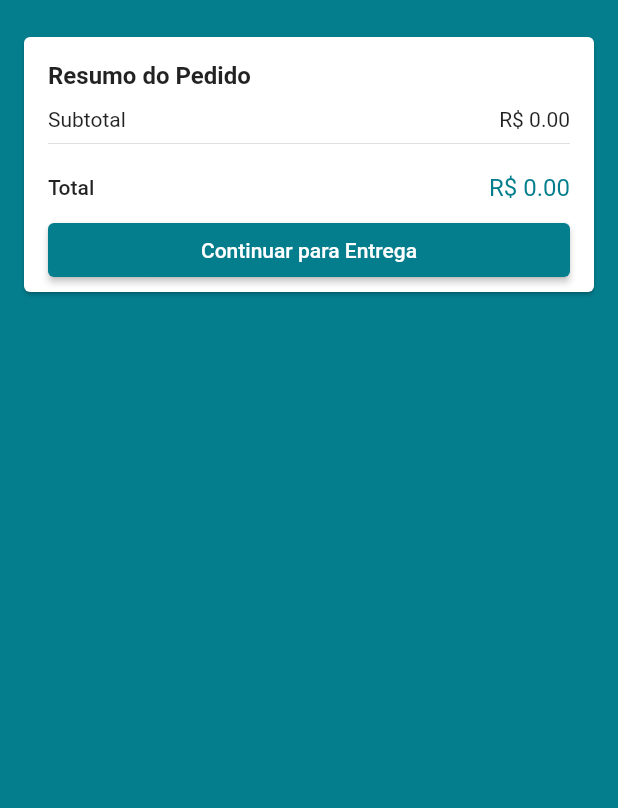
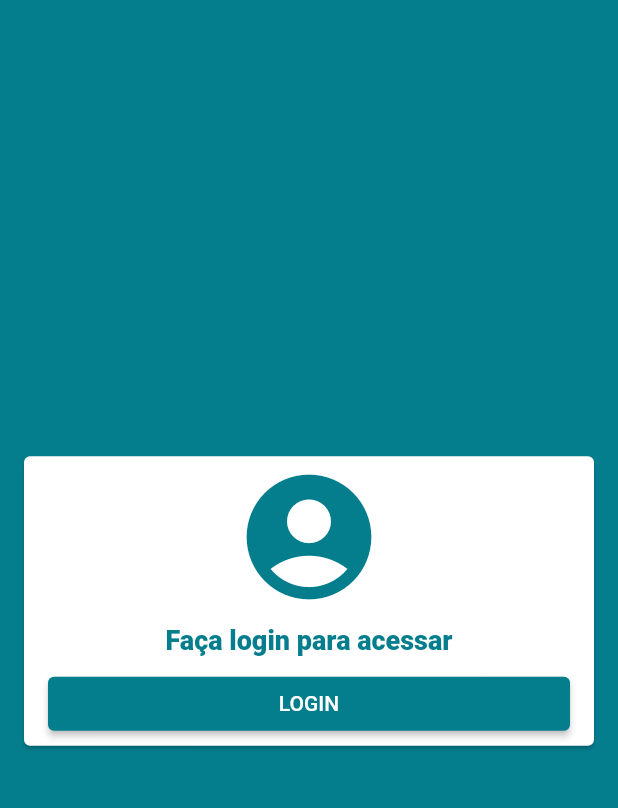
Before and after one commit to ed2aplicativos/game-store, a Flutter app: the screen it shows after launch, after a tap on the "shopping cart" icon, on a phone screen of 412 x 824 dp, the part 59-867 px from its top. Run offline on Flutter 3.47's test engine with Material 2 defaults, Android fonts, the phone set to English and light mode, and no system bars; our stand-ins replace brasil_fields, carousel_pro, cloud_firestore, dio, firebase_auth, firebase_storage and 4 more; missing offline and left inert: alphabet_list_scroll_view; accounts and stored records are empty.

Commit message:
Solicitando o Login do Usuário no Carrinho

```diff
--- /dev/null
+++ b/lib/common/login_card.dart
@@ -0,0 +1,52 @@
+import 'package:flutter/material.dart';
+
+class LoginCard extends StatelessWidget {
+  @override
+  Widget build(BuildContext context) {
+    return Center(
+      child: Card(
+        margin: const EdgeInsets.all(16),
+        child: Padding(
+          padding: const EdgeInsets.fromLTRB(16, 4, 16, 4),
+          child: Column(
+            mainAxisSize: MainAxisSize.min,
+            crossAxisAlignment: CrossAxisAlignment.stretch,
+            children: <Widget>[
+              Icon(
+                Icons.account_circle,
+                color: Theme.of(context).primaryColor,
+                size: 100,
+              ),
+              Padding(
+                padding: const EdgeInsets.all(8.0),
+                child: Text(
+                  'Faça login para acessar',
+                  textAlign: TextAlign.center,
+                  style: TextStyle(
+                    fontSize: 18,
+                    fontWeight: FontWeight.w800,
+                    color: Theme.of(context).primaryColor,
+                  ),
+                ),
+              ),
+              ElevatedButton(
+                onPressed: () {
+                  Navigator.of(context).pushNamed('/login');
+                },
+                style: ElevatedButton.styleFrom(
+                  primary: Theme.of(context).primaryColor,
+                ),
+                child: const Text(
+                  'LOGIN',
+                  style: TextStyle(
+                    color: Colors.white,
+                  ),
+                ),
+              ),
+            ],
+          ),
+        ),
+      ),
+    );
+  }
+}
--- a/lib/screens/cart/cart_screen.dart
+++ b/lib/screens/cart/cart_screen.dart
@@ -1,4 +1,6 @@
 import 'package:flutter/material.dart';
+import 'package:new_game_store/common/empty_card.dart';
+import 'package:new_game_store/common/login_card.dart';
 import 'package:new_game_store/common/price_card.dart';
 import 'package:new_game_store/models/cart_manager.dart';
 import 'package:new_game_store/screens/cart/components/cart_tile.dart';
@@ -14,6 +16,15 @@ class CartScreen extends StatelessWidget {
       ),
       body: Consumer<CartManager>(
         builder: (_, cartManager, __){
+          if(cartManager.user == null){
+            return LoginCard();
+          }
+          if(cartManager.items.isEmpty){
+            return EmptyCard(
+              iconData: Icons.remove_shopping_cart,
+              title: 'Nenhum Produto no Carrinho',
+            );
+          }
           return ListView(
             children: <Widget>[
               Column(
```
Also changed, not shown: lib/common/empty_card.dart (added, +37 -0 lines), lib/screens/base/base_screen.dart (+7 -1 lines).
